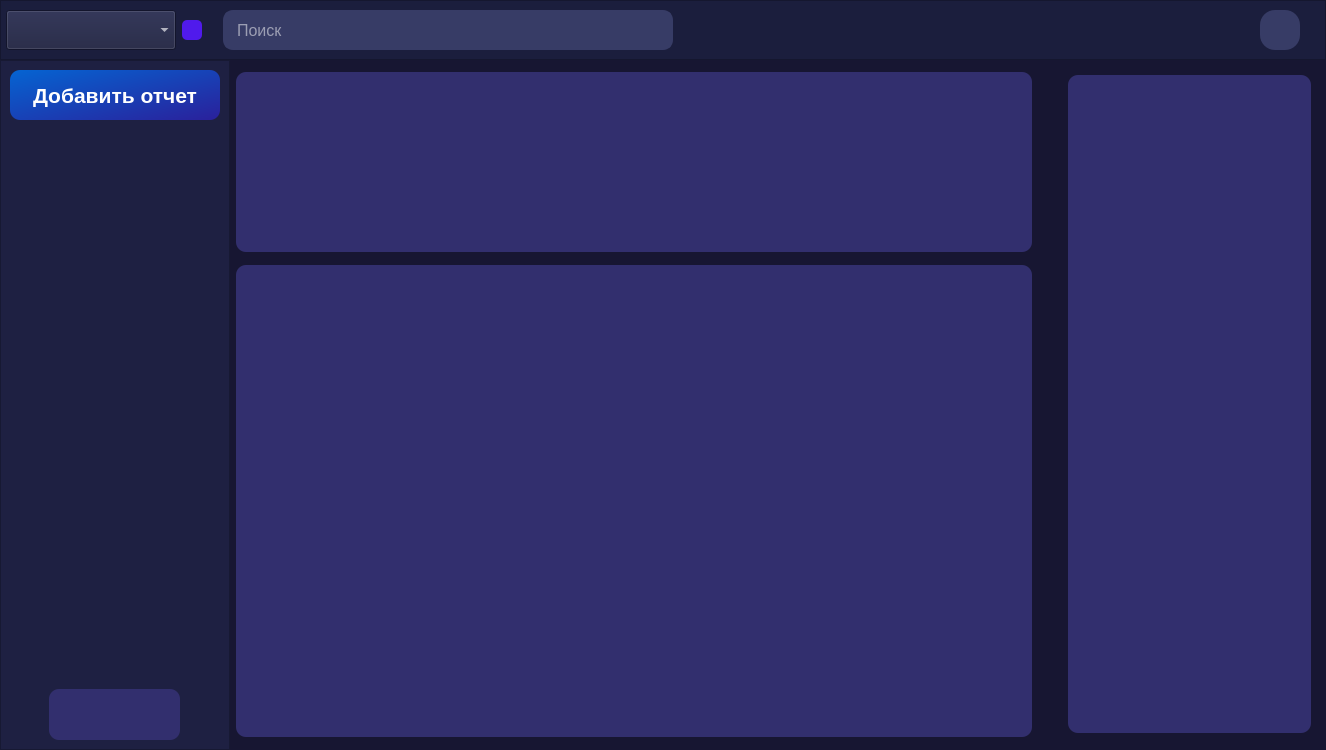
The window that interfaces/main_page.ui (ArtShibaev/Bugtracker) describes before a commit, drawn with Qt 5.
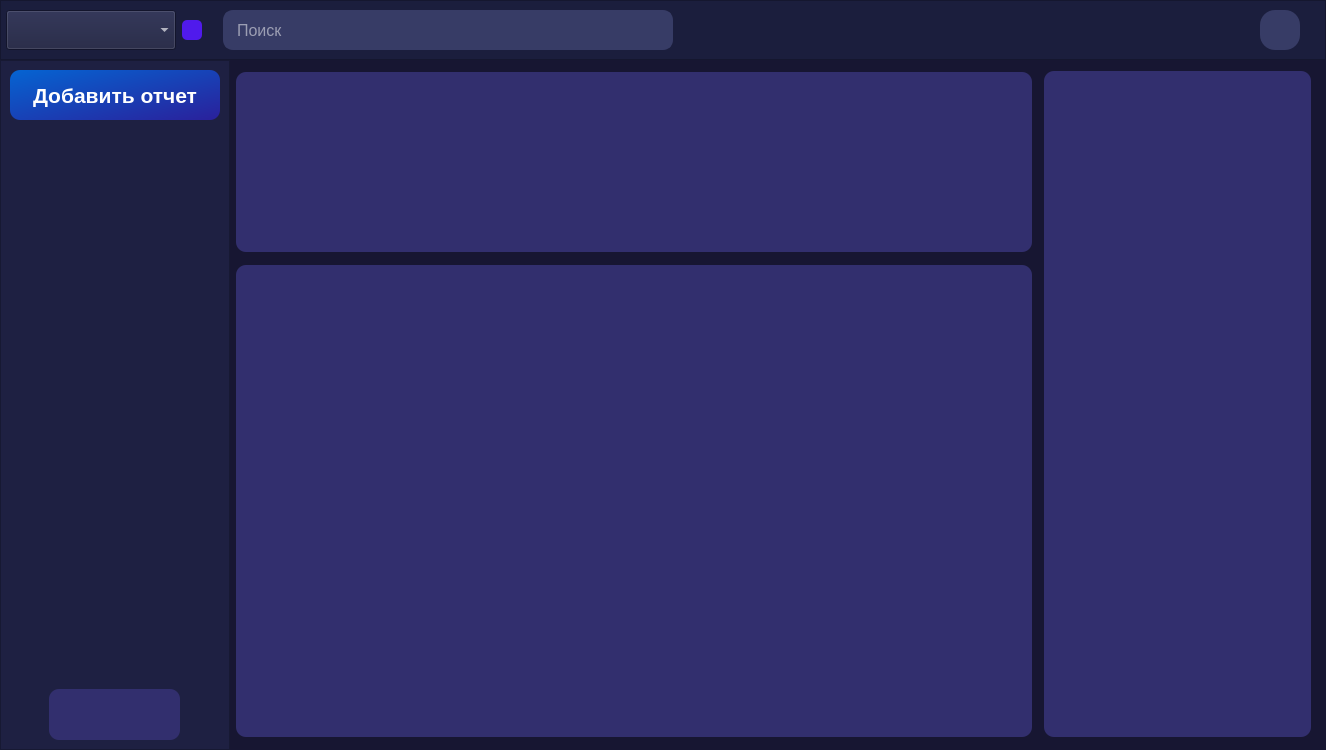
The same window after the commit.

Commit message: Уменьшен отступ боковой панели

```diff
--- a/interfaces/main_page.ui
+++ b/interfaces/main_page.ui
@@ -544,7 +544,7 @@
        <number>15</number>
       </property>
       <property name="horizontalSpacing">
-       <number>-1</number>
+       <number>6</number>
       </property>
       <property name="verticalSpacing">
        <number>0</number>
@@ -649,8 +649,8 @@
         </property>
         <property name="maximumSize">
          <size>
-          <width>243</width>
-          <height>658</height>
+          <width>280</width>
+          <height>666</height>
          </size>
         </property>
         <property name="layoutDirection">
```
